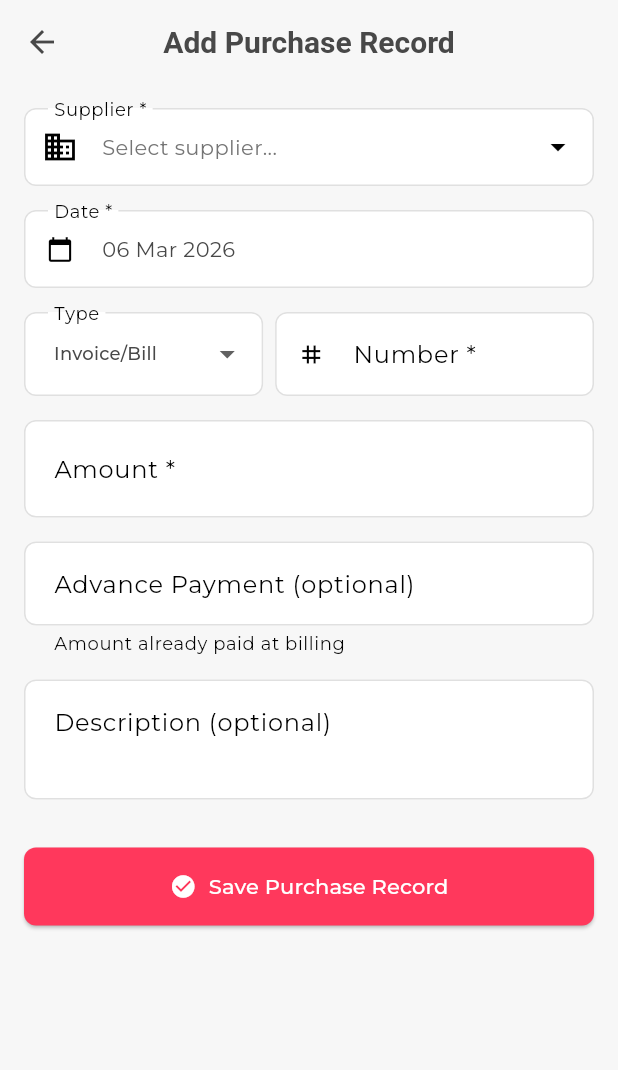
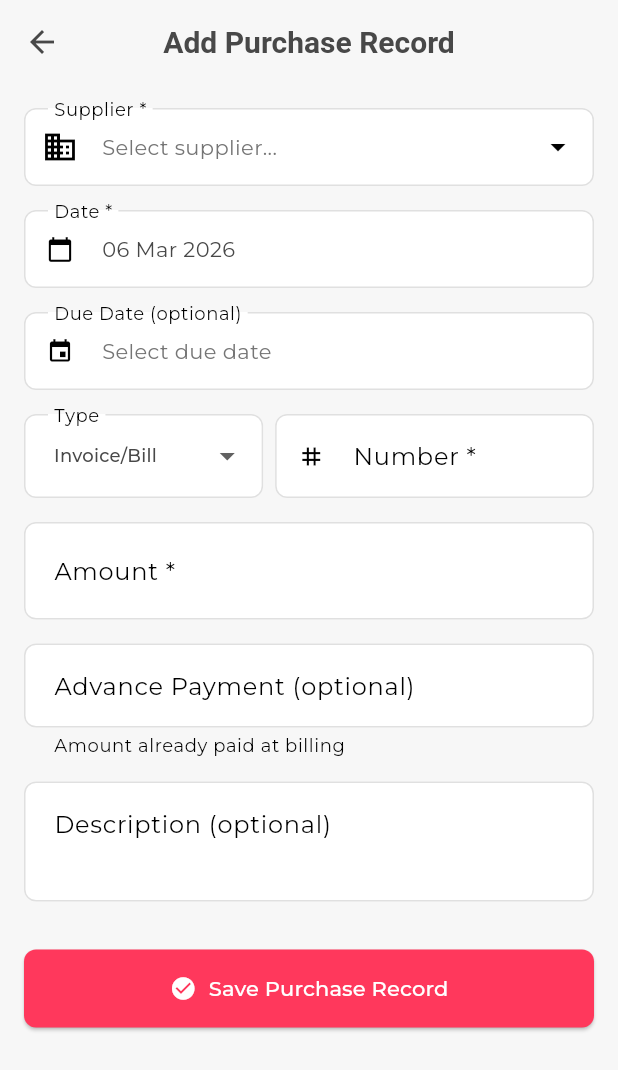
Before and after one commit to megh-lath-1012/Outstanding-Manager, a Flutter app: the AddPurchaseRecordScreen screen opened directly, on a phone screen of 412 x 824 dp. Shown: the top 1070 px of the screen. Run offline on Flutter 3.47's test engine with Material 3 defaults, Android fonts, the phone set to English and light mode, and no system bars; our stand-ins replace cloud_firestore, firebase_auth, firebase_core, firebase_storage, flutter_riverpod, go_router and 4 more; missing offline and left inert: excel; accounts and stored records are empty.

Commit message:
feat: implement Collections Agent and due dates

```diff
--- a/lib/models/invoice_model.dart
+++ b/lib/models/invoice_model.dart
@@ -9,6 +9,7 @@ class Invoice {
   final String invoiceNumber;
   final String docType; // "Invoice/Bill" or "Challan"
   final DateTime invoiceDate;
+  final DateTime? dueDate;
   final double totalAmount;
   final double paidAmount;
   final double outstandingAmount;
@@ -26,6 +27,7 @@ class Invoice {
     required this.invoiceNumber,
     required this.docType,
     required this.invoiceDate,
+    this.dueDate,
     required this.totalAmount,
     this.paidAmount = 0.0,
     required this.outstandingAmount,
@@ -47,6 +49,7 @@ class Invoice {
       docType: (data['docType'] ?? 'Invoice/Bill').toString(),
       invoiceDate:
           (data['invoiceDate'] as Timestamp?)?.toDate() ?? DateTime.now(),
+      dueDate: (data['dueDate'] as Timestamp?)?.toDate(),
       totalAmount: (data['totalAmount'] ?? 0).toDouble(),
       paidAmount: (data['paidAmount'] ?? 0).toDouble(),
       outstandingAmount: (data['outstandingAmount'] ?? 0).toDouble(),
@@ -66,6 +69,7 @@ class Invoice {
       'invoiceNumber': invoiceNumber,
       'docType': docType,
       'invoiceDate': Timestamp.fromDate(invoiceDate),
+      if (dueDate != null) 'dueDate': Timestamp.fromDate(dueDate!),
       'totalAmount': totalAmount,
       'paidAmount': paidAmount,
       'outstandingAmount': outstandingAmount,
--- a/lib/ui/purchases/add_purchase_record_screen.dart
+++ b/lib/ui/purchases/add_purchase_record_screen.dart
@@ -28,6 +28,7 @@ class _AddPurchaseRecordScreenState
   Party? _selectedParty;
   String _docType = 'Invoice/Bill';
   DateTime _invoiceDate = DateTime.now();
+  DateTime? _dueDate;
   bool _isLoading = false;
 
   @override
@@ -71,6 +72,7 @@ class _AddPurchaseRecordScreenState
         invoiceNumber: _invoiceNumberController.text.trim(),
         docType: _docType,
         invoiceDate: _invoiceDate,
+        dueDate: _dueDate,
         totalAmount: totalAmount,
         paidAmount: advanceAmount,
         outstandingAmount: totalAmount - advanceAmount,
@@ -169,6 +171,47 @@ class _AddPurchaseRecordScreenState
                           DateFormat('dd MMM yyyy').format(_invoiceDate),
                         ),
                       ),
+                    ),
+                    const SizedBox(height: 16),
+                    // Due Date
+                    Row(
+                      children: [
+                        Expanded(
+                          child: InkWell(
+                            onTap: () async {
+                              final date = await showDatePicker(
+                                context: context,
+                                initialDate: _dueDate ?? _invoiceDate,
+                                firstDate: DateTime(2000),
+                                lastDate: DateTime(2100),
+                              );
+                              if (date != null) {
+                                setState(() => _dueDate = date);
+                              }
+                            },
+                            child: InputDecorator(
+                              decoration: InputDecoration(
+                                labelText: 'Due Date (optional)',
+                                prefixIcon: const Icon(Icons.event, size: 18),
+                                suffixIcon: _dueDate != null
+                                    ? IconButton(
+                                        icon: const Icon(Icons.clear, size: 18),
+                                        onPressed: () => setState(() => _dueDate = null),
+                                      )
+                                    : null,
+                              ),
+                              child: Text(
+                                _dueDate != null
+                                    ? DateFormat('dd MMM yyyy').format(_dueDate!)
+                                    : 'Select due date',
+                                style: TextStyle(
+                                  color: _dueDate != null ? null : Colors.grey.shade600,
+                                ),
+                              ),
+                            ),
+                          ),
+                        ),
+                      ],
                     ),
                     const SizedBox(height: 16),
                     Row(
```
Also changed, not shown: lib/services/collections_agent_service.dart (added, +81 -0 lines), lib/ui/sales/add_sales_record_screen.dart (+44 -0 lines), lib/ui/sales/sales_screen.dart (+41 -0 lines).
